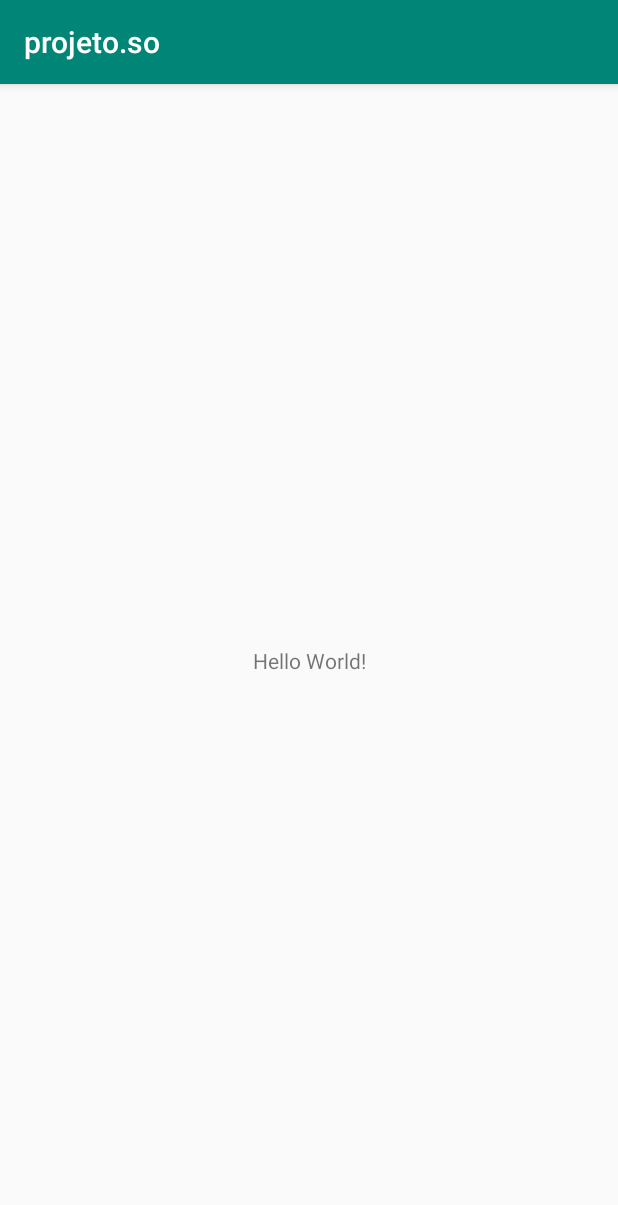
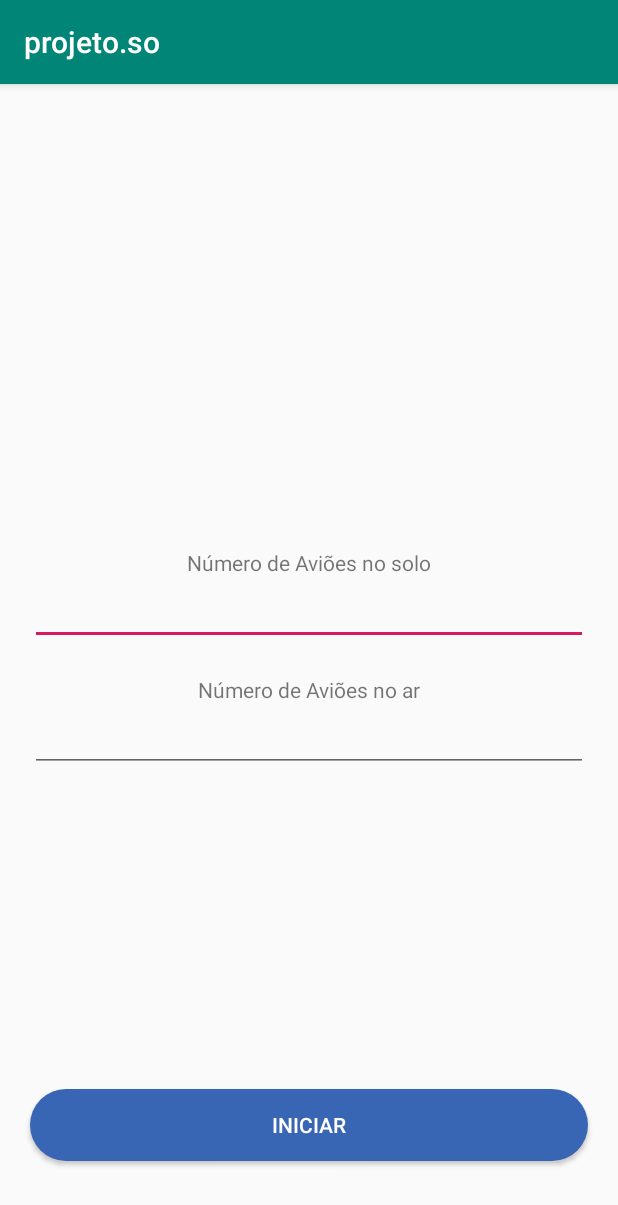
Before and after one commit to JoaoOBF/projetoSO, an Android app: the screen it shows after launch (MainActivity), on a phone screen of 412 x 824 dp. Shown: the top 1205 px of the screen. Run offline under Robolectric (Android 15) with nearby library versions, the phone set to English and light mode, and no system bars.

Commit message:
Layout base do projeto criado; Fontes adicionadas ao projeto

```diff
--- /dev/null
+++ b/app/src/main/res/drawable/shape_filled_blue.xml
@@ -0,0 +1,18 @@
+<?xml version="1.0" encoding="utf-8"?>
+<shape xmlns:android="http://schemas.android.com/apk/res/android"
+    android:shape="rectangle">
+    <corners
+        android:bottomLeftRadius="25dp"
+        android:bottomRightRadius="25dp"
+        android:radius="25dp"
+        android:topLeftRadius="25dp"
+        android:topRightRadius="25dp" />
+
+    <solid android:color="#3866b5" />
+
+    <padding
+        android:bottom="0dp"
+        android:left="0dp"
+        android:right="0dp"
+        android:top="0dp" />
+</shape>
--- a/app/src/main/res/layout/activity_main.xml
+++ b/app/src/main/res/layout/activity_main.xml
@@ -1,18 +1,66 @@
 <?xml version="1.0" encoding="utf-8"?>
-<android.support.constraint.ConstraintLayout xmlns:android="http://schemas.android.com/apk/res/android"
+<RelativeLayout xmlns:android="http://schemas.android.com/apk/res/android"
     xmlns:app="http://schemas.android.com/apk/res-auto"
     xmlns:tools="http://schemas.android.com/tools"
     android:layout_width="match_parent"
     android:layout_height="match_parent"
     tools:context=".MainActivity">
 
-    <TextView
-        android:layout_width="wrap_content"
+    <LinearLayout
+        android:layout_width="match_parent"
         android:layout_height="wrap_content"
-        android:text="Hello World!"
-        app:layout_constraintBottom_toBottomOf="parent"
-        app:layout_constraintLeft_toLeftOf="parent"
-        app:layout_constraintRight_toRightOf="parent"
-        app:layout_constraintTop_toTopOf="parent" />
+        android:layout_centerInParent="true"
+        android:orientation="vertical">
 
-</android.support.constraint.ConstraintLayout>
+        <LinearLayout
+            android:layout_width="match_parent"
+            android:layout_height="wrap_content"
+            android:layout_marginLeft="20dp"
+            android:layout_marginRight="20dp"
+            android:layout_marginBottom="20dp"
+            android:orientation="vertical">
+
+            <TextView
+                android:layout_width="match_parent"
+                android:layout_height="wrap_content"
+                android:gravity="center"
+                android:text="@string/number_of_planes_to_take_off" />
+
+            <EditText
+                android:layout_width="match_parent"
+                android:layout_height="wrap_content"
+                android:inputType="number" />
+        </LinearLayout>
+
+        <LinearLayout
+            android:layout_width="match_parent"
+            android:layout_height="wrap_content"
+            android:layout_marginLeft="20dp"
+            android:layout_marginRight="20dp"
+            android:orientation="vertical">
+
+            <TextView
+                android:layout_width="match_parent"
+                android:layout_height="wrap_content"
+                android:gravity="center"
+                android:text="@string/number_of_planes_to_landing" />
+
+            <EditText
+                android:layout_width="match_parent"
+                android:layout_height="wrap_content"
+                android:inputType="number" />
+
+        </LinearLayout>
+    </LinearLayout>
+
+    <Button
+        android:layout_width="match_parent"
+        android:layout_height="wrap_content"
+        android:layout_alignParentBottom="true"
+        android:layout_marginLeft="20dp"
+        android:layout_marginRight="20dp"
+        android:layout_marginBottom="50dp"
+        android:background="@drawable/shape_filled_blue"
+        android:text="@string/init"
+        android:textColor="#fff" />
+</RelativeLayout>
--- a/app/src/main/res/values/strings.xml
+++ b/app/src/main/res/values/strings.xml
@@ -1,3 +1,7 @@
 <resources>
     <string name="app_name">projeto.so</string>
+    <string name="number_of_planes_to_take_off">Número de Aviões no solo</string>
+    <string name="number_of_planes_to_landing">Número de Aviões no ar</string>
+    <string name="init">Iniciar</string>
+
 </resources>
--- a/app/src/main/res/values/styles.xml
+++ b/app/src/main/res/values/styles.xml
@@ -8,4 +8,10 @@
         <item name="colorAccent">@color/colorAccent</item>
     </style>
 
+    <style name="CustomProgressBarHorizontal" parent="android:Widget.ProgressBar.Horizontal">
+    <item name="android:progressDrawable">@drawable/progress_bar</item>
+    <item name="android:minHeight">10dip</item>
+    <item name="android:maxHeight">20dip</item>
+    </style>
+
 </resources>
```
Also changed, not shown: app/src/main/res/drawable/progress_bar.xml (added, +25 -0 lines), app/src/main/res/drawable/shape_filled_white.xml (added, +18 -0 lines), app/src/main/res/layout/activity_take_off_landing_process.xml (added, +89 -0 lines), 6 other files.
